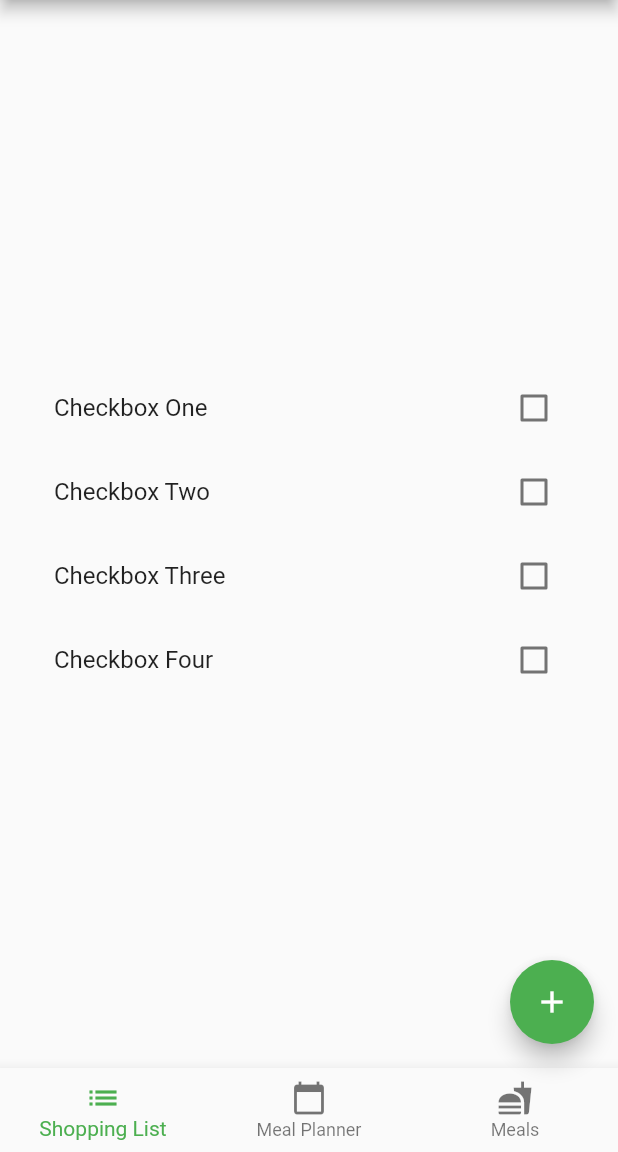
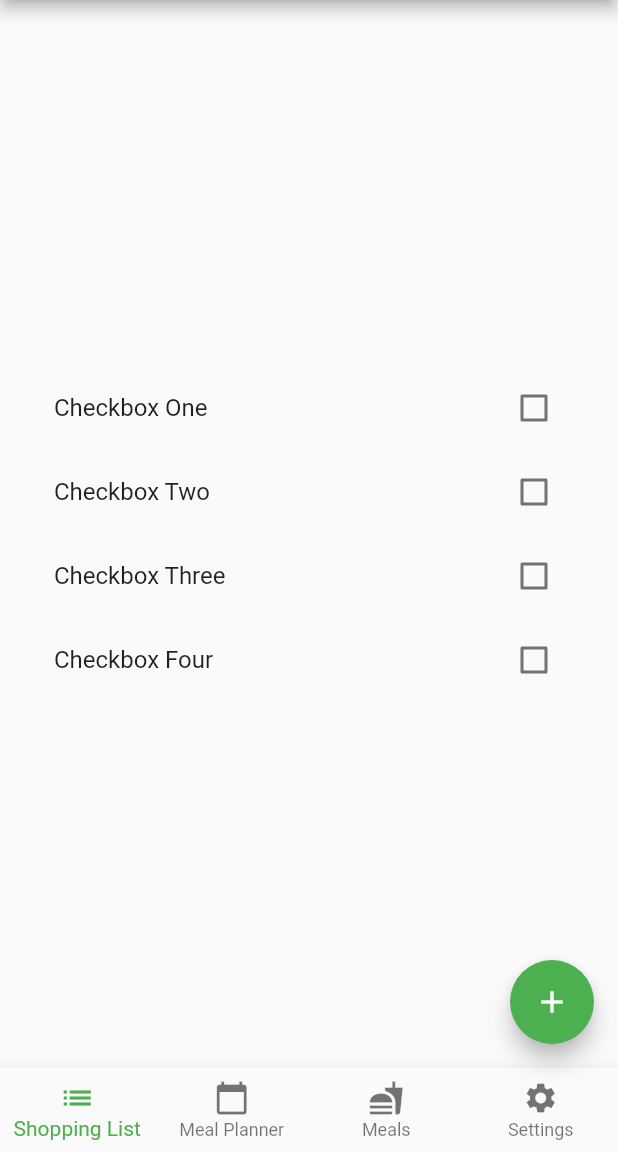
Before and after one commit to GabrielDeml/grocery-list, a Flutter app: the screen it shows after launch, on a phone screen of 412 x 824 dp, the part 84-1236 px from its top. Run offline on Flutter 3.47's test engine with Material 2 defaults, Android fonts, the phone set to English and light mode, and no system bars; our stand-ins replace cloud_firestore, firebase_auth, firebase_core, table_calendar; accounts and stored records are empty; statements that could not run were skipped.

Commit message:
Sign in working!

```diff
--- a/lib/main.dart
+++ b/lib/main.dart
@@ -5,12 +5,23 @@
 import 'package:firebase_core/firebase_core.dart';
 import 'firebase_options.dart';
 import 'package:cloud_firestore/cloud_firestore.dart';
+import 'package:firebase_auth/firebase_auth.dart';
 
 void main() async {
   WidgetsFlutterBinding.ensureInitialized();
   await Firebase.initializeApp(
     options: DefaultFirebaseOptions.currentPlatform,
   );
+  FirebaseAuth auth = FirebaseAuth.instance;
+
+  FirebaseAuth.instance.authStateChanges().listen((User? user) {
+    if (user == null) {
+      print('User is currently signed out!');
+    } else {
+      print('User is signed in!');
+    }
+  });
+
   runApp(const MyApp());
 }
 
@@ -77,8 +88,30 @@
     });
   }
 
+  Future<UserCredential> signInWithGoogle() async {
+    // Create a new provider
+    GoogleAuthProvider googleProvider = GoogleAuthProvider();
+
+    // googleProvider.addScope(
+    //     'https://www.googleapis.com/auth/contacts.readonly');
+    // googleProvider
+    //     .setCustomParameters({'login_hint': 'user@example.com'});
+    print("sign in with google");
+    // Once signed in, return the UserCredential
+    return await FirebaseAuth.instance.signInWithPopup(googleProvider);
+
+    // Or use signInWithRedirect
+    // return await FirebaseAuth.instance.signInWithRedirect(googleProvider);
+  }
+
   @override
   Widget build(BuildContext context) {
+    UserCredential userCredential;
+    GoogleAuthProvider googleProvider = GoogleAuthProvider();
+
+    googleProvider
+        .addScope('https://www.googleapis.com/auth/contacts.readonly');
+    googleProvider.setCustomParameters({'login_hint': 'user@example.com'});
     // This method is rerun every time setState is called, for instance as done
     // by the _incrementCounter method above.
     //
@@ -92,6 +125,7 @@
         title: Text(widget.title),
       ),
       bottomNavigationBar: BottomNavigationBar(
+        type: BottomNavigationBarType.fixed,
         items: const <BottomNavigationBarItem>[
           BottomNavigationBarItem(
             icon: Icon(Icons.list),
@@ -104,6 +138,10 @@
           BottomNavigationBarItem(
             icon: Icon(Icons.fastfood),
             label: 'Meals',
+          ),
+          BottomNavigationBarItem(
+            icon: Icon(Icons.settings),
+            label: 'Settings',
           ),
         ],
         currentIndex: _selectedIndex,
@@ -201,6 +239,21 @@
             'Index 2: School',
             style: optionStyle,
           ),
+          Center(
+            child: FloatingActionButton(
+              child: const Text('Sign in'),
+              onPressed: () {
+                // Sign in with Google
+                signInWithGoogle().then((uc) {
+                  userCredential = uc;
+                  print(userCredential.user!.displayName);
+                  print(userCredential.user!.email);
+                  // print(userCredential.user!.photoUrl);
+                  print(userCredential.user!.uid);
+                });
+              },
+            ),
+          ),
         ].elementAt(_selectedIndex),
       ),
       floatingActionButton: FloatingActionButton(
```
